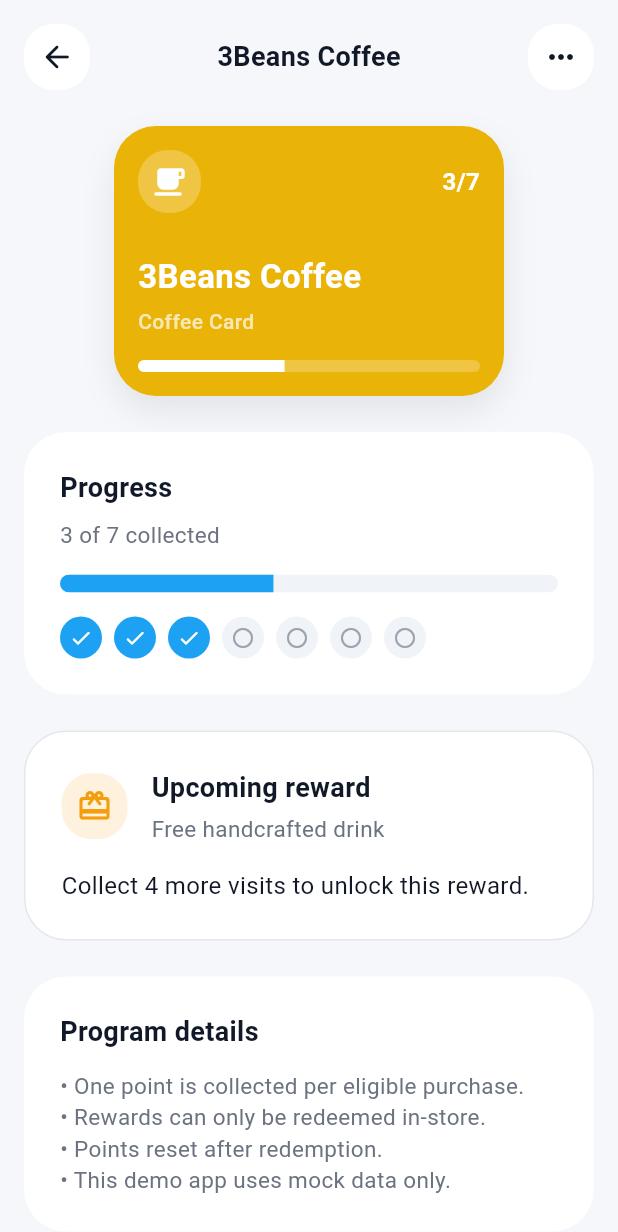
After one commit to ogabor82/perkpocket-mobile, a Flutter app: the screen it shows after launch, after a tap on an icon or button, on a phone screen of 412 x 824 dp. The commit adds this screen. Shown: the top 1232 px of the screen. Run offline on Flutter 3.47's test engine with Material 3 defaults, Android fonts, the phone set to English and light mode, and no system bars.

Commit message:
add reward card detail screen and navigation

```diff
--- /dev/null
+++ b/lib/screens/card_detail_screen.dart
@@ -0,0 +1,310 @@
+import 'package:flutter/material.dart';
+import '../models/reward_card_model.dart';
+import '../theme/app_colors.dart';
+import '../theme/app_radius.dart';
+import '../theme/app_spacing.dart';
+import '../theme/app_text_styles.dart';
+import '../widgets/reward_card.dart';
+
+class CardDetailScreen extends StatelessWidget {
+  final RewardCardModel card;
+
+  const CardDetailScreen({
+    super.key,
+    required this.card,
+  });
+
+  @override
+  Widget build(BuildContext context) {
+    final remainingPoints = card.targetPoints - card.currentPoints;
+    final isUnlocked = remainingPoints <= 0;
+
+    return Scaffold(
+      body: SafeArea(
+        child: SingleChildScrollView(
+          padding: const EdgeInsets.all(AppSpacing.lg),
+          child: Column(
+            crossAxisAlignment: CrossAxisAlignment.start,
+            children: [
+              _DetailTopBar(card: card),
+              const SizedBox(height: AppSpacing.xl),
+              Center(
+                child: RewardCard(card: card),
+              ),
+              const SizedBox(height: AppSpacing.xl),
+              _ProgressSection(
+                currentPoints: card.currentPoints,
+                targetPoints: card.targetPoints,
+              ),
+              const SizedBox(height: AppSpacing.xl),
+              _RewardSection(
+                isUnlocked: isUnlocked,
+                remainingPoints: remainingPoints,
+              ),
+              const SizedBox(height: AppSpacing.xl),
+              const _TermsSection(),
+              const SizedBox(height: AppSpacing.xl),
+              SizedBox(
+                width: double.infinity,
+                child: ElevatedButton(
+                  onPressed: () {},
+                  style: ElevatedButton.styleFrom(
+                    backgroundColor: AppColors.textPrimary,
+                    foregroundColor: Colors.white,
+                    elevation: 0,
+                    padding: const EdgeInsets.symmetric(
+                      vertical: AppSpacing.lg,
+                    ),
+                    shape: RoundedRectangleBorder(
+                      borderRadius: BorderRadius.circular(AppRadius.xl),
+                    ),
+                  ),
+                  child: Text(
+                    isUnlocked ? 'Redeem reward' : 'Show member code',
+                    style: AppTextStyles.button,
+                  ),
+                ),
+              ),
+            ],
+          ),
+        ),
+      ),
+    );
+  }
+}
+
+class _DetailTopBar extends StatelessWidget {
+  final RewardCardModel card;
+
+  const _DetailTopBar({required this.card});
+
+  @override
+  Widget build(BuildContext context) {
+    return Row(
+      children: [
+        _IconButtonBox(
+          icon: Icons.arrow_back_rounded,
+          onTap: () => Navigator.of(context).pop(),
+        ),
+        const Spacer(),
+        Text(
+          card.merchantName,
+          style: AppTextStyles.title,
+        ),
+        const Spacer(),
+        const _IconButtonBox(
+          icon: Icons.more_horiz_rounded,
+        ),
+      ],
+    );
+  }
+}
+
+class _IconButtonBox extends StatelessWidget {
+  final IconData icon;
+  final VoidCallback? onTap;
+
+  const _IconButtonBox({
+    required this.icon,
+    this.onTap,
+  });
+
+  @override
+  Widget build(BuildContext context) {
+    return InkWell(
+      borderRadius: BorderRadius.circular(AppRadius.lg),
+      onTap: onTap,
+      child: Ink(
+        width: 44,
+        height: 44,
+        decoration: BoxDecoration(
+          color: AppColors.surface,
+          borderRadius: BorderRadius.circular(AppRadius.lg),
+        ),
+        child: Icon(
+          icon,
+          color: AppColors.textPrimary,
+        ),
+      ),
+    );
+  }
+}
+
+class _ProgressSection extends StatelessWidget {
+  final int currentPoints;
+  final int targetPoints;
+
+  const _ProgressSection({
+    required this.currentPoints,
+    required this.targetPoints,
+  });
+
+  @override
+  Widget build(BuildContext context) {
+    final progressRatio = currentPoints / targetPoints;
+
+    return Container(
+      width: double.infinity,
+      padding: const EdgeInsets.all(AppSpacing.xl),
+      decoration: BoxDecoration(
+        color: AppColors.surface,
+        borderRadius: BorderRadius.circular(AppRadius.xl),
+      ),
+      child: Column(
+        crossAxisAlignment: CrossAxisAlignment.start,
+        children: [
+          const Text('Progress', style: AppTextStyles.title),
+          const SizedBox(height: AppSpacing.sm),
+          Text(
+            '$currentPoints of $targetPoints collected',
+            style: AppTextStyles.bodySecondary,
+          ),
+          const SizedBox(height: AppSpacing.lg),
+          ClipRRect(
+            borderRadius: BorderRadius.circular(AppRadius.pill),
+            child: LinearProgressIndicator(
+              value: progressRatio,
+              minHeight: 12,
+              backgroundColor: AppColors.surfaceSoft,
+              valueColor: const AlwaysStoppedAnimation<Color>(
+                AppColors.primary,
+              ),
+            ),
+          ),
+          const SizedBox(height: AppSpacing.lg),
+          Wrap(
+            spacing: AppSpacing.sm,
+            runSpacing: AppSpacing.sm,
+            children: List.generate(
+              targetPoints,
+              (index) {
+                final isCompleted = index < currentPoints;
+                return Container(
+                  width: 28,
+                  height: 28,
+                  decoration: BoxDecoration(
+                    color: isCompleted
+                        ? AppColors.primary
+                        : AppColors.surfaceSoft,
+                    shape: BoxShape.circle,
+                  ),
+                  child: Icon(
+                    isCompleted ? Icons.check_rounded : Icons.circle_outlined,
+                    size: 16,
+                    color: isCompleted
+                        ? Colors.white
+                        : AppColors.textMuted,
+                  ),
+                );
+              },
+            ),
+          ),
+        ],
+      ),
+    );
+  }
+}
+
+class _RewardSection extends StatelessWidget {
+  final bool isUnlocked;
+  final int remainingPoints;
+
+  const _RewardSection({
+    required this.isUnlocked,
+    required this.remainingPoints,
+  });
+
+  @override
+  Widget build(BuildContext context) {
+    return Container(
+      width: double.infinity,
+      padding: const EdgeInsets.all(AppSpacing.xl),
+      decoration: BoxDecoration(
+        color: isUnlocked ? const Color(0xFFEFFCF3) : AppColors.surface,
+        borderRadius: BorderRadius.circular(AppRadius.xl),
+        border: Border.all(
+          color: isUnlocked ? const Color(0xFFBBF7D0) : AppColors.border,
+        ),
+      ),
+      child: Column(
+        crossAxisAlignment: CrossAxisAlignment.start,
+        children: [
+          Row(
+            children: [
+              Container(
+                width: 44,
+                height: 44,
+                decoration: BoxDecoration(
+                  color: isUnlocked
+                      ? AppColors.success.withValues(alpha: 0.14)
+                      : AppColors.warning.withValues(alpha: 0.14),
+                  borderRadius: BorderRadius.circular(AppRadius.lg),
+                ),
+                child: Icon(
+                  isUnlocked
+                      ? Icons.celebration_rounded
+                      : Icons.card_giftcard_rounded,
+                  color: isUnlocked ? AppColors.success : AppColors.warning,
+                ),
+              ),
+              const SizedBox(width: AppSpacing.lg),
+              Expanded(
+                child: Column(
+                  crossAxisAlignment: CrossAxisAlignment.start,
+                  children: [
+                    Text(
+                      isUnlocked ? 'Reward unlocked' : 'Upcoming reward',
+                      style: AppTextStyles.title,
+                    ),
+                    const SizedBox(height: AppSpacing.xs),
+                    const Text(
+                      'Free handcrafted drink',
+                      style: AppTextStyles.bodySecondary,
+                    ),
+                  ],
+                ),
+              ),
+            ],
+          ),
+          const SizedBox(height: AppSpacing.lg),
+          Text(
+            isUnlocked
+                ? 'You can now redeem your reward at checkout.'
+                : 'Collect $remainingPoints more ${remainingPoints == 1 ? 'visit' : 'visits'} to unlock this reward.',
+            style: AppTextStyles.body,
+          ),
+        ],
+      ),
+    );
+  }
+}
+
+class _TermsSection extends StatelessWidget {
+  const _TermsSection();
+
+  @override
+  Widget build(BuildContext context) {
+    return Container(
+      width: double.infinity,
+      padding: const EdgeInsets.all(AppSpacing.xl),
+      decoration: BoxDecoration(
+        color: AppColors.surface,
+        borderRadius: BorderRadius.circular(AppRadius.xl),
+      ),
+      child: const Column(
+        crossAxisAlignment: CrossAxisAlignment.start,
+        children: [
+          Text('Program details', style: AppTextStyles.title),
+          SizedBox(height: AppSpacing.md),
+          Text(
+            '• One point is collected per eligible purchase.\n'
+            '• Rewards can only be redeemed in-store.\n'
+            '• Points reset after redemption.\n'
+            '• This demo app uses mock data only.',
+            style: AppTextStyles.bodySecondary,
+          ),
+        ],
+      ),
+    );
+  }
+}
--- a/lib/screens/home_screen.dart
+++ b/lib/screens/home_screen.dart
@@ -5,6 +5,7 @@ import '../theme/app_radius.dart';
 import '../theme/app_spacing.dart';
 import '../theme/app_text_styles.dart';
 import '../widgets/reward_card.dart';
+import '../screens/card_detail_screen.dart';
 
 class HomeScreen extends StatelessWidget {
   const HomeScreen({super.key});
@@ -164,7 +165,18 @@ class _CardListPlaceholder extends StatelessWidget {
         itemCount: mockCards.length,
         separatorBuilder: (_, __) => const SizedBox(width: AppSpacing.lg),
         itemBuilder: (context, index) {
-          return RewardCard(card: mockCards[index]);
+          final card = mockCards[index];
+
+          return GestureDetector(
+            onTap: () {
+              Navigator.of(context).push(
+                MaterialPageRoute(
+                  builder: (_) => CardDetailScreen(card: card),
+                ),
+              );
+            },
+            child: RewardCard(card: card),
+          );
         },
       ),
     );
--- a/lib/widgets/reward_card.dart
+++ b/lib/widgets/reward_card.dart
@@ -18,6 +18,7 @@ class RewardCard extends StatelessWidget {
 
     return Container(
       width: 260,
+      height: 180,
       padding: const EdgeInsets.all(AppSpacing.lg),
       decoration: BoxDecoration(
         color: card.backgroundColor,
```
